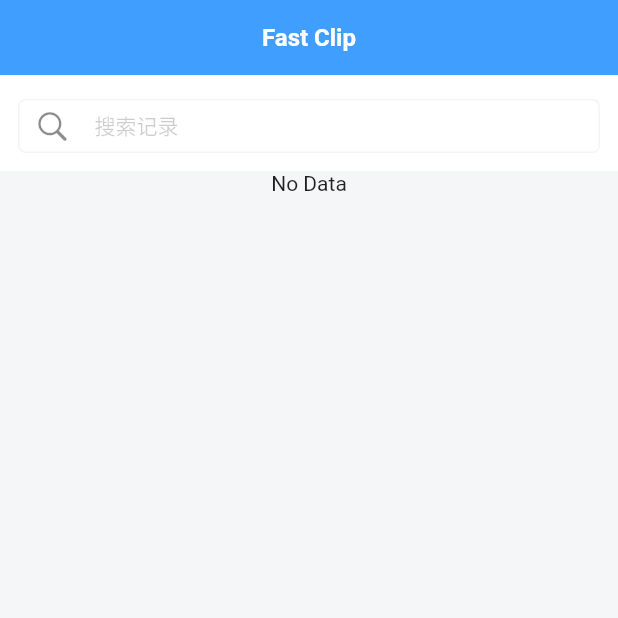
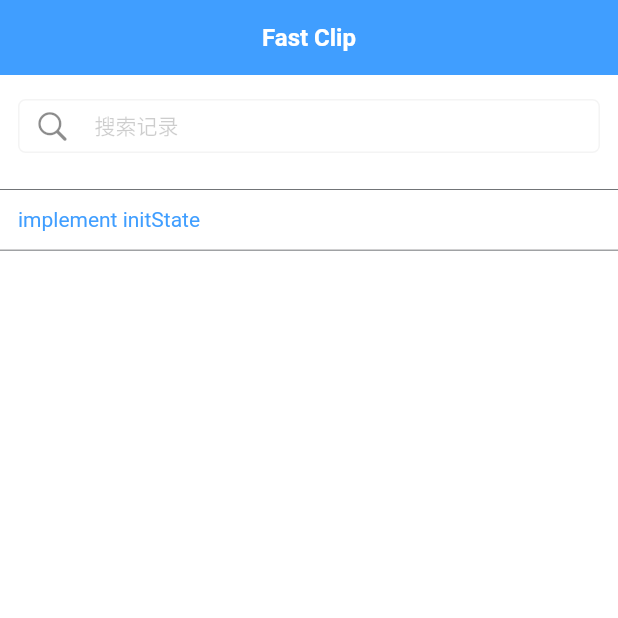
Before and after one commit to Joahyan/fast_clip, a Flutter app: the screen it shows after launch, on a phone screen of 412 x 824 dp, the top half of it. Run offline on Flutter 3.47's test engine with Material 2 defaults, Android fonts, the light colour scheme and no system bars; our stand-ins replace share_plus.

Commit message:
页面优化调整+分享功能实现

```diff
--- a/lib/main.dart
+++ b/lib/main.dart
@@ -29,7 +29,7 @@
       navigatorKey: navGk,
       title: 'Flutter Blog 练习',
       theme: ThemeData(
-          scaffoldBackgroundColor: bgColor,
+          scaffoldBackgroundColor: secondBgColor,
           hintColor: Colors.grey.withOpacity(0.3),
           splashColor: Colors.transparent,
           canvasColor: Colors.transparent
--- a/lib/pages/index.dart
+++ b/lib/pages/index.dart
@@ -2,6 +2,8 @@
 import 'package:fast_clip/common/button/common_button.dart';
 import 'package:fast_clip/common/search/common_search.dart';
 import 'package:fast_clip/config/theme.dart';
+import 'package:fast_clip/pages/paste_detail.dart';
+import 'package:fast_clip/route/route.dart';
 import 'package:flutter/cupertino.dart';
 import 'package:flutter/material.dart';
 import 'package:flutter/services.dart';
@@ -17,7 +19,8 @@
   void initState() {
     // TODO: implement initState
     super.initState();
-
+    PasteModel pasteModel = PasteModel(content: 'implement initState');
+    pasteList.add(pasteModel);
     WidgetsBinding.instance!.addObserver(this);
   }
 
@@ -35,7 +38,7 @@
     // 由后台进入应用
     if (state == AppLifecycleState.resumed) {
       // 此时获取粘贴板数据
-      Future.delayed(Duration(milliseconds: 500)).then((_) =>getPasteData());
+      Future.delayed(Duration(milliseconds: 500)).then((_) => getPasteData());
     }
   }
 
@@ -60,13 +63,14 @@
                 ),
               ),
               Expanded(
-                // color: secondBgColor,
-                child: pasteList.length > 0
-                    ? ListView(
-                        children: buildPasteList(),
-                      )
-                    : Text('No Data'),
-              )
+                  // color: secondBgColor,
+                  child: pasteList.length > 0
+                      ? ListView(
+                          children: buildPasteList(),
+                        )
+                      : Center(
+                          child: Text('No Data'),
+                        ))
             ],
           ),
         ));
@@ -108,6 +112,10 @@
     Clipboard.setData(clipboardData);
   }
 
+  linkToPasteDetail(PasteModel element) {
+    routePush(new PasteDetail(element));
+  }
+
   List<Widget> buildPasteList() {
     List<Widget> pasteWidget = [];
     pasteList.forEach((element) {
@@ -115,7 +123,6 @@
         padding: EdgeInsets.fromLTRB(0, 12, 0, 12),
         child: new GestureDetector(
           onHorizontalDragEnd: (endDetails) {
-            print(element.content.toString());
             setState(() {
               element.show = !element.show;
             });
@@ -124,21 +131,34 @@
             // height: 40.0,
             decoration: new BoxDecoration(
                 border: new Border(
-              bottom: BorderSide(color: Colors.amber, width: 0.5),
+              top: BorderSide(color: Color(0xff424549), width: 0.5),
+              bottom: BorderSide(color: Color(0xff424549), width: 0.5),
             )),
+
             child: new Row(
                 children: element.show
                     ? [
                         Container(
-                            width: 250,
+                            width: 170,
                             padding: EdgeInsets.fromLTRB(12, 12, 12, 12),
                             child: Text(
                               element.content,
+                              overflow: TextOverflow.ellipsis,
+                              maxLines: 2,
                               style: TextStyle(color: primaryColor),
                             )),
                         Spacer(),
                         new CommonButton(
+                          text: 'pin',
+                          width: 60,
+                          radius: 0,
+                          onTap: () {
+                            linkToPasteDetail(element);
+                          },
+                        ),
+                        new CommonButton(
                           text: 'copy',
+                          width: 60,
                           radius: 0,
                           onTap: () {
                             setPasteData(element.content);
@@ -146,6 +166,7 @@
                         ),
                         new CommonButton(
                           text: 'remove',
+                          width: 60,
                           gradient: LinearGradient(
                               colors: [Color(0xffed2856), Colors.red]),
                           radius: 0,
@@ -159,10 +180,12 @@
                       ]
                     : [
                         Container(
-                            width: 250,
+                            width: 230,
                             padding: EdgeInsets.fromLTRB(12, 12, 12, 12),
                             child: Text(
                               element.content,
+                              overflow: TextOverflow.ellipsis,
+                              maxLines: 2,
                               style: TextStyle(color: primaryColor),
                             ))
                       ]),
--- a/pubspec.yaml
+++ b/pubspec.yaml
@@ -28,6 +28,7 @@
   # The following adds the Cupertino Icons font to your application.
   # Use with the CupertinoIcons class for iOS style icons.
   cupertino_icons: ^1.0.2
+  share_plus: 3.0.1
 
 dev_dependencies:
   flutter_test:
@@ -72,5 +73,10 @@
   #       - asset: fonts/TrajanPro_Bold.ttf
   #         weight: 700
   #
+  fonts:
+    # 阿里矢量图标引入
+    - family: MyIcons
+      fonts:
+        - asset: assets/icons/iconfont.ttf
   # For details regarding fonts from package dependencies,
   # see https://flutter.dev/custom-fonts/#from-packages
```
Also changed, not shown: lib/common/cell/discover_cell.dart (added, +60 -0 lines), lib/pages/paste_detail.dart (added, +101 -0 lines), assets/icons/iconfont.ttf (added), pubspec.lock.
